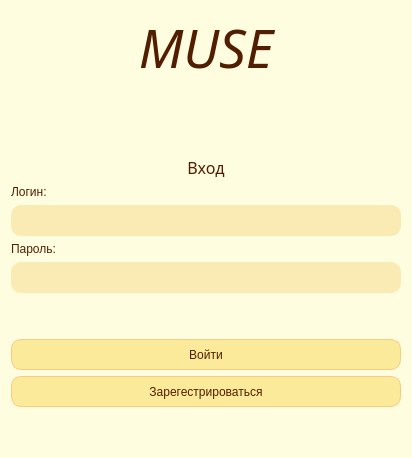
Qt form ui/raw/StartScreen.ui (Telegrammer/Muse) before a commit.
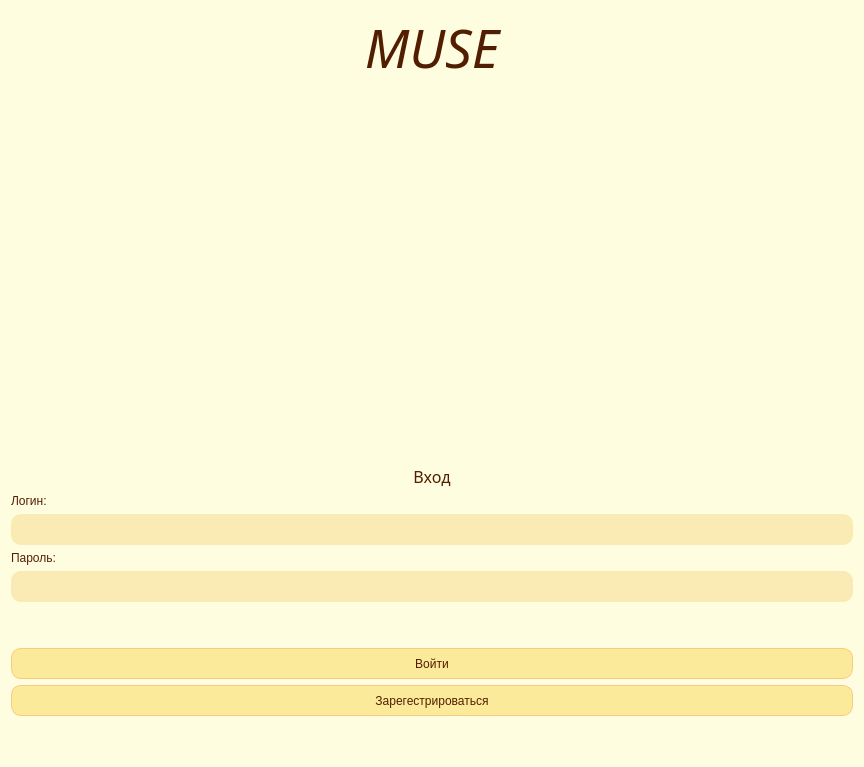
The same form after that commit. Icons and pictures are not drawn.

Patch:
```diff
--- a/ui/raw/StartScreen.ui
+++ b/ui/raw/StartScreen.ui
@@ -9,8 +9,8 @@
    <rect>
     <x>0</x>
     <y>0</y>
-    <width>891</width>
-    <height>0</height>
+    <width>864</width>
+    <height>767</height>
    </rect>
   </property>
   <property name="sizePolicy">
```
